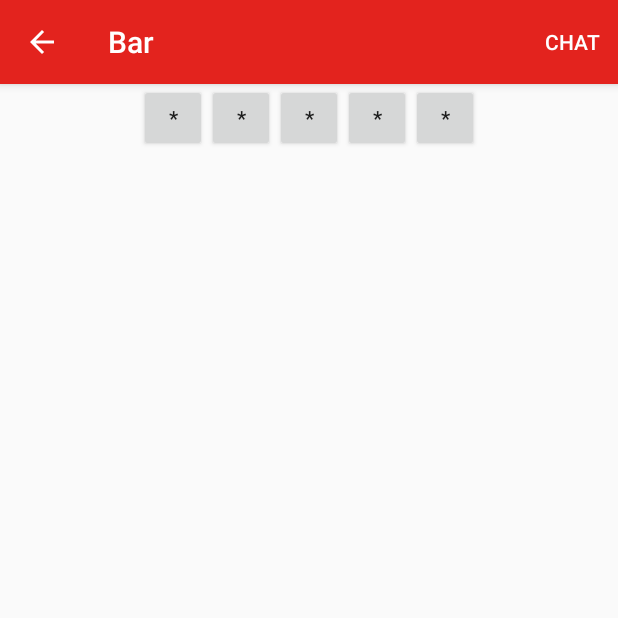
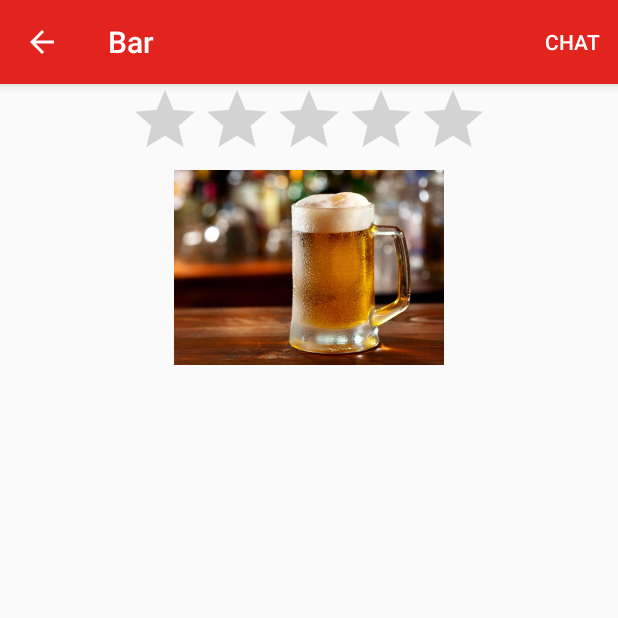
Before and after one commit to RPIBarPI/BarPI, an Android app: the BarActivity screen opened directly, with no data from a screen before it, on a phone screen of 412 x 824 dp, the top half of it. Run offline under Robolectric (Android 15) with nearby library versions, the phone set to English and light mode, and no system bars; 8 statements that could not run were skipped.

Commit message:
Completed xml for BarActivity page.

```diff
--- a/app/src/main/java/rpi/barpi/BarActivity.java
+++ b/app/src/main/java/rpi/barpi/BarActivity.java
@@ -10,6 +10,7 @@ import android.view.View;
 import android.widget.AdapterView;
 import android.widget.ArrayAdapter;
 import android.widget.ListView;
+import android.widget.TextView;
 import android.widget.Toast;
 
 
@@ -17,7 +18,7 @@ public class BarActivity extends AppCompatActivity
 {
     public Bar bar=Data.bars.get(Data.mainAct.contextMenuItemSelected);
     ListView lvEvents;
-    ArrayAdapter<Event> appAdapter=null;
+    EventAdapter appAdapter=null;
     public int contextMenuItemSelected = -1;
 
     @Override
@@ -34,8 +35,10 @@ public class BarActivity extends AppCompatActivity
         //Set event gui objects
         lvEvents=(ListView)findViewById(R.id.eventListView);
         //Set the lv array
-        appAdapter = new ArrayAdapter<Event>(this, android.R.layout.simple_list_item_1, bar.events);
+        appAdapter = new EventAdapter(this, R.layout.event_row_layout, bar.events);
         lvEvents.setAdapter(appAdapter);
+        TextView barDesc = (TextView)findViewById(R.id.barDescript);
+        barDesc.setText(Data.barAct.bar.getDescription());
 
         // Long click event
         registerForContextMenu(lvEvents);
@@ -88,13 +91,13 @@ public class BarActivity extends AppCompatActivity
     {
         int rating=0;//doesnt need to be a float, you cant do half stars or fractions
 
-        if(v.getId() == R.id.ba_btnstarone) rating=1;
+        /*if(v.getId() == R.id.ba_btnstarone) rating=1;
         else if(v.getId() == R.id.ba_btnstartwo) rating=2;
         else if(v.getId() == R.id.ba_btnstarthree) rating=3;
         else if(v.getId() == R.id.ba_btnstarfour) rating=4;
         else if(v.getId() == R.id.ba_btnstarfive) rating=5;
 
-        if((rating < 1) || (rating > 5)) return;
+        if((rating < 1) || (rating > 5)) return;*/
 
         //tell the server
         /*ArrayList<String> data=new ArrayList<String>();
--- a/app/src/main/java/rpi/barpi/Event.java
+++ b/app/src/main/java/rpi/barpi/Event.java
@@ -43,7 +43,7 @@ public class Event
 
         //the name
         retVal+=name+'\n';
-        retVal+="Event description blah blah blah";
+        retVal+=description;
         return retVal;
     }
 }
--- a/app/src/main/java/rpi/barpi/EventActivity.java
+++ b/app/src/main/java/rpi/barpi/EventActivity.java
@@ -24,13 +24,13 @@ public class EventActivity extends AppCompatActivity {
     {
         int rating=0;//doesnt need to be a float, you cant do half stars or fractions
 
-        if(v.getId() == R.id.ea_btnstarone) rating=1;
+        /*if(v.getId() == R.id.ea_btnstarone) rating=1;
         else if(v.getId() == R.id.ea_btnstartwo) rating=2;
         else if(v.getId() == R.id.ea_btnstarthree) rating=3;
         else if(v.getId() == R.id.ea_btnstarfour) rating=4;
         else if(v.getId() == R.id.ea_btnstarfive) rating=5;
 
-        if((rating < 1) || (rating > 5)) return;
+        if((rating < 1) || (rating > 5)) return;*/
 
         //tell the server
         /*ArrayList<String> data=new ArrayList<String>();
--- a/app/src/main/res/layout/activity_bar.xml
+++ b/app/src/main/res/layout/activity_bar.xml
@@ -1,64 +1,44 @@
 <?xml version="1.0" encoding="utf-8"?>
 <RelativeLayout xmlns:android="http://schemas.android.com/apk/res/android"
+    xmlns:app="http://schemas.android.com/apk/res-auto"
     xmlns:tools="http://schemas.android.com/tools"
     android:id="@+id/activity_bar"
     android:layout_width="match_parent"
     android:layout_height="match_parent"
     tools:context="rpi.barpi.BarActivity">
 
-    <LinearLayout
-        android:id="@+id/ba_rating"
+
+
+    <RatingBar
+        android:id="@+id/ratingBar"
+        android:layout_width="wrap_content"
+        android:layout_height="wrap_content"
+        android:layout_alignParentTop="true"
+        android:layout_centerHorizontal="true" />
+
+    <!--Place list directly below bar rating line -->
+    <ImageView
+        android:id="@+id/barImage"
+        android:layout_below="@+id/ratingBar"
+        android:layout_width="match_parent"
+        android:layout_height="130dp"
+        app:srcCompat="@drawable/bar_background" />
+
+    <TextView
+        android:id="@+id/barDescript"
+        android:layout_below="@id/barImage"
         android:layout_width="match_parent"
         android:layout_height="wrap_content"
-        android:gravity="center"
-        android:orientation="horizontal">
+        android:gravity="center_horizontal"
+        />
 
-        <Button
-            android:id="@+id/ba_btnstarone"
-            android:layout_width="45dp"
-            android:layout_height="45dp"
-            android:onClick="rateBar"
-            android:text="*" />
-
-        <Button
-            android:id="@+id/ba_btnstartwo"
-            android:layout_width="45dp"
-            android:layout_height="45dp"
-            android:onClick="rateBar"
-            android:text="*" />
-
-        <Button
-            android:id="@+id/ba_btnstarthree"
-            android:layout_width="45dp"
-            android:layout_height="45dp"
-            android:onClick="rateBar"
-            android:text="*" />
-
-        <Button
-            android:id="@+id/ba_btnstarfour"
-            android:layout_width="45dp"
-            android:layout_height="45dp"
-            android:onClick="rateBar"
-            android:text="*" />
-
-        <Button
-            android:id="@+id/ba_btnstarfive"
-            android:layout_width="45dp"
-            android:layout_height="45dp"
-            android:onClick="rateBar"
-            android:text="*" />
-
-    </LinearLayout>
-
-    <!--Place list directly below bar rating line -->
     <ListView
         android:id="@+id/eventListView"
+        android:layout_below="@+id/barDescript"
         android:layout_width="wrap_content"
         android:layout_height="wrap_content"
         android:layout_alignParentLeft="true"
         android:layout_alignParentStart="true"
-        android:layout_below="@+id/ba_rating"
-
 
         />
 
```
Also changed, not shown: app/src/main/java/rpi/barpi/EventAdapter.java (added, +64 -0 lines), app/src/main/res/layout/activity_event.xml (+1 -44 lines), app/src/main/res/layout/event_row_layout.xml (added, +29 -0 lines).
